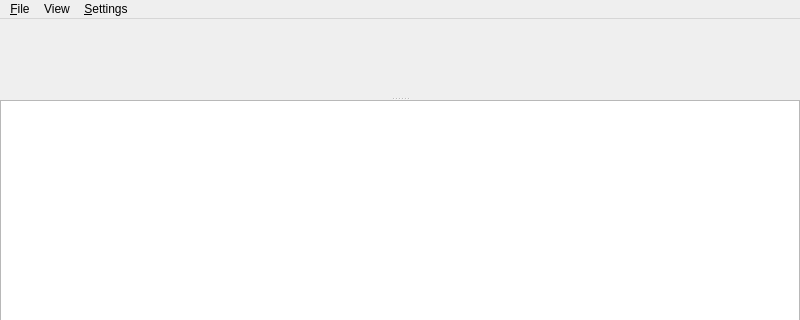
This is app/src/mainwindow.ui in VioletGiraffe/ShaderPlayground as Qt 5 draws it before an edit; both pictures show x 0 to 800 and y 0 to 320 of the 800 by 600 pixel window. The edited form follows.
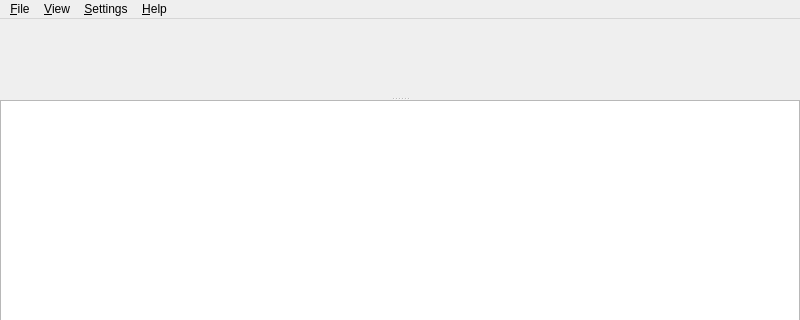
This is the edited form.

Commit message: About dialog; Open / Save / Save As (#5)

What changed in the file:
```diff
--- a/app/src/mainwindow.ui
+++ b/app/src/mainwindow.ui
@@ -79,13 +79,20 @@
    </widget>
    <widget class="QMenu" name="menuView">
     <property name="title">
-     <string>View</string>
+     <string>&amp;View</string>
     </property>
     <addaction name="actionToggle_fullscreen_mode"/>
    </widget>
+   <widget class="QMenu" name="menuHelp">
+    <property name="title">
+     <string>&amp;Help</string>
+    </property>
+    <addaction name="actionAbout"/>
+   </widget>
    <addaction name="menuFile"/>
    <addaction name="menuView"/>
    <addaction name="menu_Settings"/>
+   <addaction name="menuHelp"/>
   </widget>
   <action name="actionToggle_fullscreen_mode">
    <property name="checkable">
```
Left out of the diff: 32 changed lines with no effect on the pictures. The commit also changes 7 other files.
